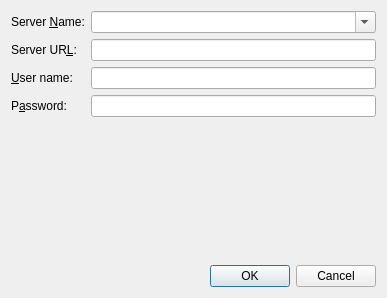
This is src/console/connectdialog.ui in KDE/kuserfeedback as Qt 5 draws it before an edit. The edited form follows.
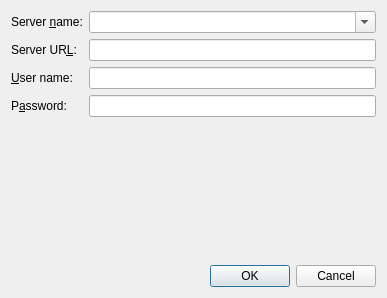
This is the edited form.

Diff of the .ui file:
```diff
--- a/src/console/connectdialog.ui
+++ b/src/console/connectdialog.ui
@@ -19,7 +19,7 @@
      <item row="0" column="0">
       <widget class="QLabel" name="label">
        <property name="text">
-        <string>Server &amp;Name:</string>
+        <string>Server &amp;name:</string>
        </property>
        <property name="buddy">
         <cstring>serverName</cstring>
```
